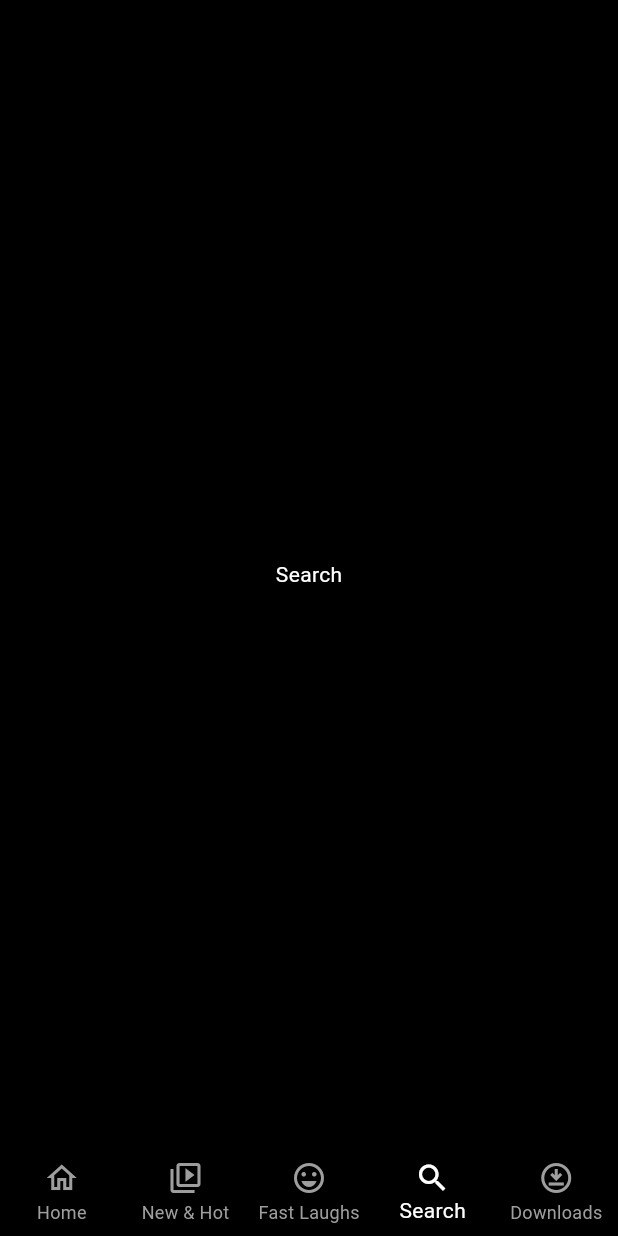
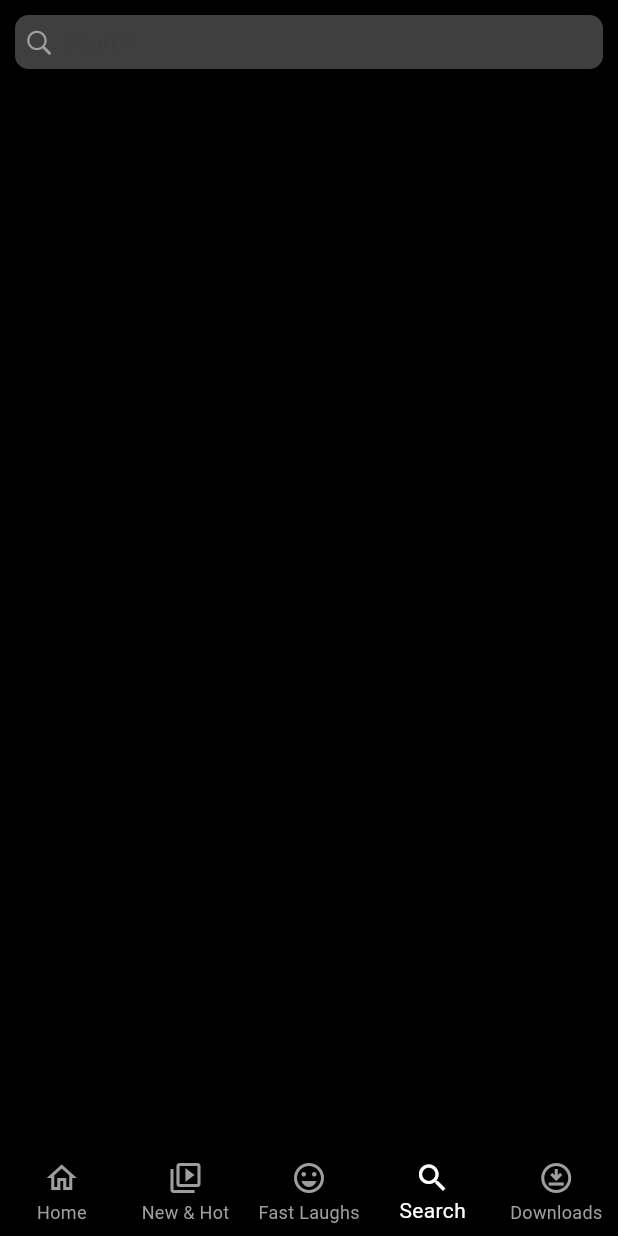
Before and after one commit to SUHAIB-P-A/NetflixClone, a Flutter app: the screen it shows after launch, item 4 of the bottom bar chosen, on a phone screen of 412 x 824 dp. Run offline on Flutter 3.47's test engine with Material 2 defaults, Android fonts, the phone set to English and light mode, and no system bars; our stand-ins replace google_fonts.

Commit message:
add a search on the scarch screen

```diff
--- a/lib/presentation/Search/screen_search.dart
+++ b/lib/presentation/Search/screen_search.dart
@@ -1,13 +1,33 @@
+import 'package:flutter/cupertino.dart';
 import 'package:flutter/material.dart';
+import 'package:netflix/core/colors/colors.dart';
 
 class ScreenSearch extends StatelessWidget {
   const ScreenSearch({super.key});
 
   @override
   Widget build(BuildContext context) {
-    return const Scaffold(
-      body: Center(
-        child: Text("Search"),
+    return Scaffold(
+      body: SafeArea(
+        child: Padding(
+          padding: const EdgeInsets.all(10.0),
+          child: Column(
+            children: [
+              CupertinoSearchTextField(
+                prefixIcon: const Icon(
+                  CupertinoIcons.search,
+                  color: grey,
+                ),
+                suffixIcon: const Icon(
+                  CupertinoIcons.xmark_circle_fill,
+                  color: grey,
+                ),
+                backgroundColor: grey.withOpacity(0.4),
+                style: const TextStyle(color: white),
+              ),
+            ],
+          ),
+        ),
       ),
     );
   }
```
